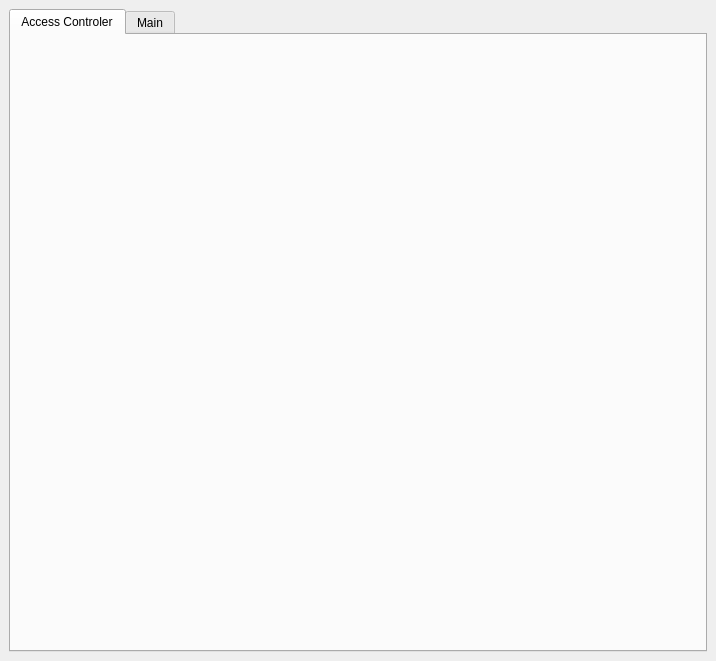
Qt form resources/ui/Main.ui (elmhadji/AccessController) before a commit.
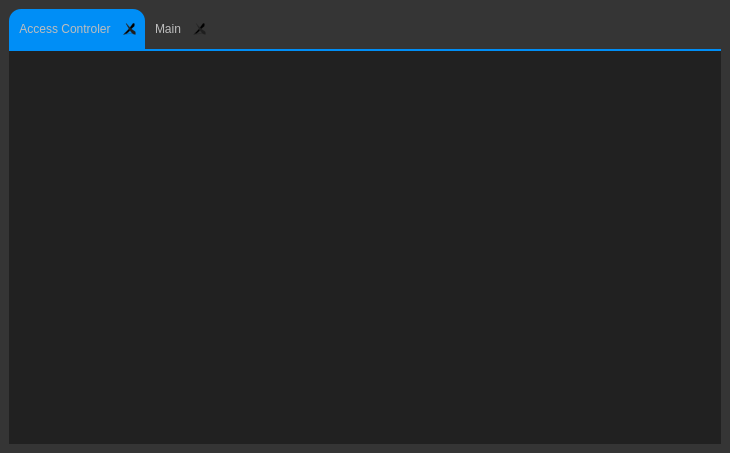
The same form after that commit. The open tabs and pages were chosen to show the change. Icons and pictures are not drawn.

Commit message: -Add the close button for each tab

Diff of the .ui file:
```diff
--- a/resources/ui/Main.ui
+++ b/resources/ui/Main.ui
@@ -6,8 +6,8 @@
    <rect>
     <x>0</x>
     <y>0</y>
-    <width>716</width>
-    <height>661</height>
+    <width>730</width>
+    <height>453</height>
    </rect>
   </property>
   <property name="windowTitle">
@@ -21,9 +21,6 @@
 	border: 30px solid rgb(0, 0, 255);
 	color: rgb(189, 189, 189);
 }
-QTabBar &gt; #titleTab{
-	padding:20px;
-}
 
 QTabBar{
 	background-color: rgb(53, 53, 53);
@@ -66,6 +63,8 @@
 }
 
 
+
+
 </string>
   </property>
   <widget class="QWidget" name="centralwidget">
@@ -75,6 +74,9 @@
       <property name="tabletTracking">
        <bool>false</bool>
       </property>
+      <property name="styleSheet">
+       <string notr="true"/>
+      </property>
       <property name="tabShape">
        <enum>QTabWidget::Rounded</enum>
       </property>
@@ -94,12 +96,18 @@
        <bool>false</bool>
       </property>
       <property name="tabsClosable">
-       <bool>false</bool>
+       <bool>true</bool>
+      </property>
+      <property name="movable">
+       <bool>true</bool>
       </property>
       <property name="tabBarAutoHide">
        <bool>false</bool>
       </property>
       <widget class="QWidget" name="titleTab">
+       <property name="styleSheet">
+        <string notr="true"/>
+       </property>
        <attribute name="title">
         <string>Access Controler</string>
        </attribute>
```
Left out of the diff: 4 changed lines with no effect on the pictures. The commit also changes 2 other files.
